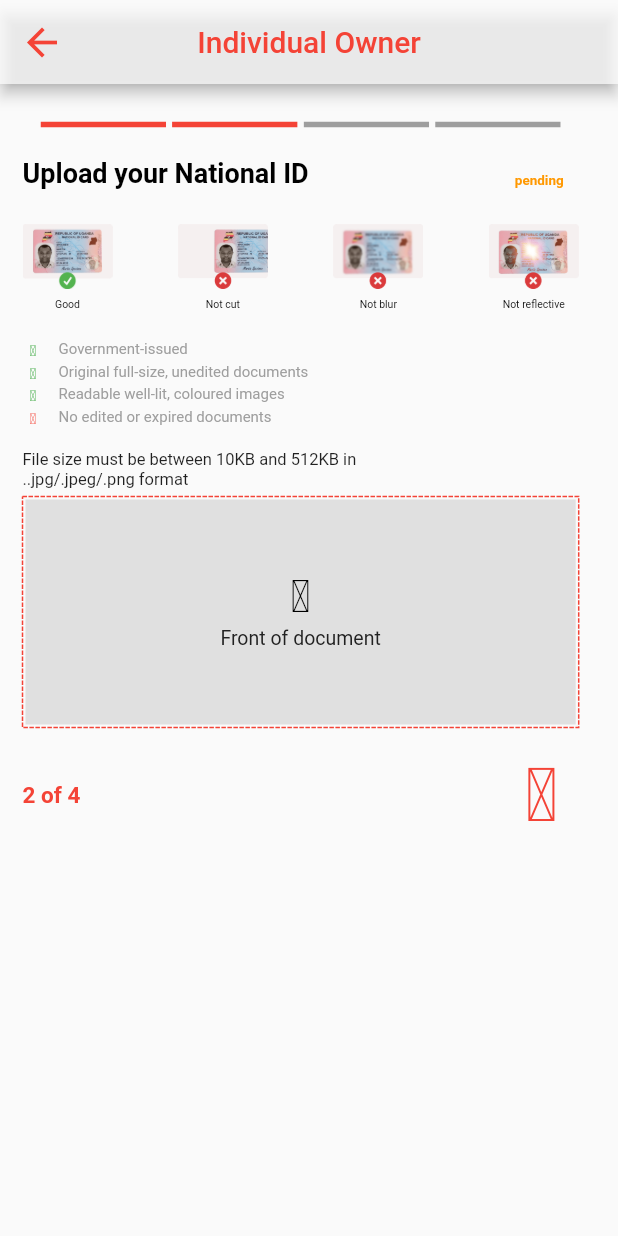
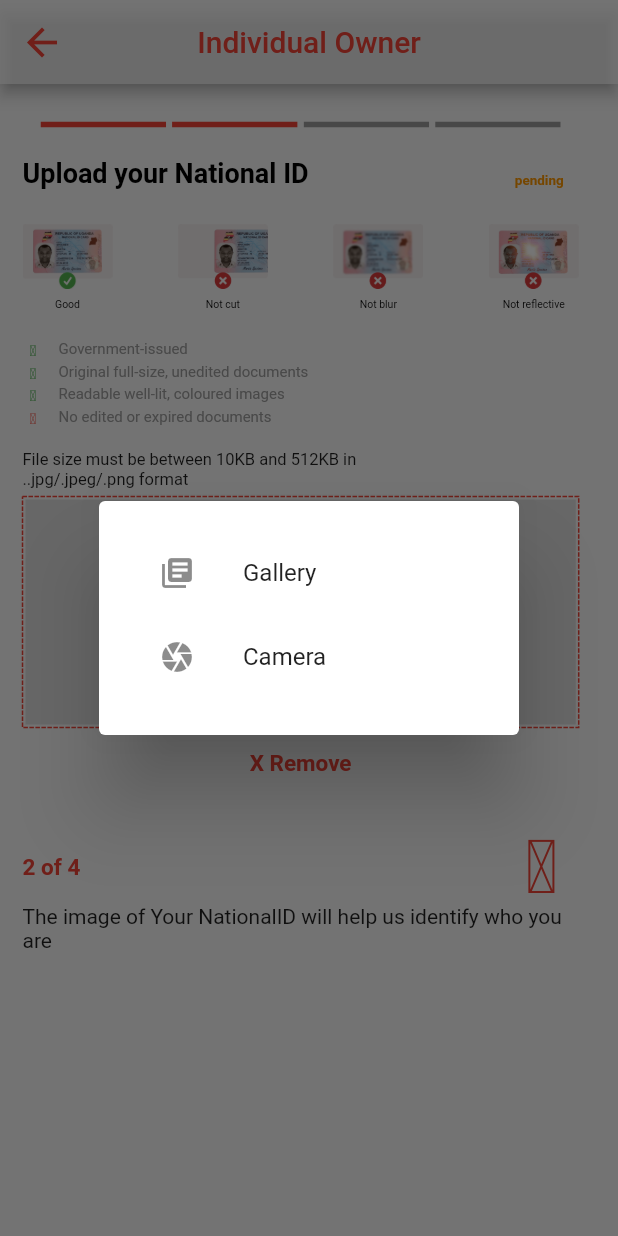
Before and after one commit to wampet/CHAPCHAP-KYC-frontend, a Flutter app: the National_id screen opened by its route, after a tap on "Front of document", on a phone screen of 412 x 824 dp. Run offline on Flutter 3.47's test engine with Material 2 defaults, Android fonts, the phone set to English and light mode, and no system bars; drawn by our look-alikes of dotted_border, step_progress_indicator; our stand-ins replace image_picker, material_design_icons_flutter, permission_handler, sizer; project files that could hold a hidden picture were left out.

Commit message:
Added Updated KYC Description

```diff
--- a/lib/pages/business_location.dart
+++ b/lib/pages/business_location.dart
@@ -129,7 +129,7 @@ class _BusinessLocationState extends State<BusinessLocation> {
               Container(
                 // margin: const EdgeInsets.fromLTRB(20, 60, 20, 50),
                 child: const Text(
-                  'Your upload will help us to know your location and to serve you better.',
+                  'The Image of your Shop will help us identify where your shop is located',
                   style: TextStyle(color: Colors.black, fontSize: 17),
                 ),
               ),
--- a/lib/pages/individual_lcletter.dart
+++ b/lib/pages/individual_lcletter.dart
@@ -107,7 +107,7 @@ class _IndividualLCletterState extends State<IndividualLCletter> {
                         ))),
                 Container(
                   child: Text(
-                      'Your upload will help us to serve to \nconfirm your identity',
+                      'The Image of your LC1 Letter will let us know if the LC Approved of your Business',
                       style: TextStyle(
                         color: Colors.black,
                         fontSize: 17,
--- a/lib/pages/individual_location.dart
+++ b/lib/pages/individual_location.dart
@@ -105,7 +105,7 @@ class _IndividualLocationState extends State<IndividualLocation> {
                           ))),
                 Container(
                     child: Text(
-                        'Your upload will help us to serve to \nconfirm your identity',
+                        'The Image of your Shop will help us identify where your shop is located',
                         style: TextStyle(
                           color: Colors.black,
                           fontSize: 17,
--- a/lib/pages/individual_nationalid.dart
+++ b/lib/pages/individual_nationalid.dart
@@ -7,10 +7,30 @@ import 'package:flutter/rendering.dart';
 import 'package:dotted_border/dotted_border.dart';
 import 'package:sizer/sizer.dart';
 import 'package:step_progress_indicator/step_progress_indicator.dart';
+import 'dart:io';
+import 'package:permission_handler/permission_handler.dart';
+import 'package:image_picker/image_picker.dart';
 
-class National_id extends StatelessWidget {
+class National_id extends StatefulWidget {
   const National_id({Key? key}) : super(key: key);
 
+  @override
+  State<National_id> createState() => _National_idState();
+}
+
+class _National_idState extends  State<National_id> {
+
+
+  File? _image;
+  final ImagePicker _picker = ImagePicker();
+  Future<void> getImage() async {
+    final image = await _picker.pickImage(source: ImageSource.camera);
+
+    if (image != null) {
+      setState(() => _image = File(image.path));
+    }
+    Navigator.pop(context);
+  }
   @override
   Widget build(BuildContext context) {
     return Sizer(builder: (context, orientation, deviceType) {
@@ -224,8 +244,8 @@ class National_id extends StatelessWidget {
                       color: Colors.grey[300],
                       padding: const EdgeInsets.fromLTRB(80, 50, 80, 50),
                       //This is where the camera implementaion will take place from
-                      child: InkWell(
-                        onTap: () {},
+                      child:_image==null? InkWell(
+                        onTap: openCamera,
                         child: Align(
                             alignment: Alignment.center,
                             child: Column(
@@ -244,9 +264,23 @@ class National_id extends StatelessWidget {
                                             color: Colors.grey[900]))),
                               ],
                             )),
+                      ):Container(
+                        height: 70,
+                        width:180,
+                         child: Image.file(_image!,fit: BoxFit.cover,height: 90,
+                  width: 170
+                  )
                       ),
                     ),
                   ),
+                  TextButton(
+                      onPressed: RemoveImage,
+                      child: Text('X Remove',
+                          style: TextStyle(
+                            color: Colors.red,
+                            fontSize: 15,
+                            fontWeight: FontWeight.bold,
+                          )))
                 ],
               ),
               Container(
@@ -280,10 +314,65 @@ class National_id extends StatelessWidget {
                   ],
                 ),
               ),
+              Text('The image of Your NationalID will help us identify who you are')
             ],
           ),
         ),
       );
     });
   }
+  Future<void> openCamera() async {
+    var CameraStatus = await Permission.camera;
+    var GalleryStatus = await Permission.storage;
+    //print(CameraStatus);
+    //print(GalleryStatus);
+
+    if (CameraStatus.isGranted != true) {
+      await Permission.camera.request();
+    }
+    if (GalleryStatus.isGranted != true) {
+      Permission.storage.request();
+    }
+    if (await Permission.camera.isGranted) {
+      if (await Permission.storage.isGranted) {
+        ShowPicker(context);
+      }
+    }
+  }
+
+  Future<void> galleryImage() async {
+    final image = await _picker.pickImage(source: ImageSource.gallery);
+    if (image != null) {
+      setState(() => _image = File(image.path));
+    }
+    Navigator.pop(context);
+  }
+
+  void RemoveImage() {
+    setState(() {
+      _image = null;
+    });
+  }
+
+  void ShowPicker(content) {
+    showDialog(
+        context: context,
+        builder: (BuildContext bc) {
+          return AlertDialog(
+            content: Column(
+              mainAxisSize: MainAxisSize.min,
+              children: [
+                ListTile(
+                    leading: Icon(Icons.library_books),
+                    title: Text('Gallery'),
+                    onTap: galleryImage),
+                ListTile(
+                    leading: Icon(Icons.camera),
+                    title: Text('Camera'),
+                    onTap: getImage)
+              ],
+            ),
+          );
+        });
 }
+}
--- a/lib/pages/individual_selfie.dart
+++ b/lib/pages/individual_selfie.dart
@@ -199,7 +199,7 @@ class _SelfieUploadState extends State<SelfieUpload> {
                   Container(
                     margin: const EdgeInsets.fromLTRB(20, 60, 20, 50),
                     child: const Text(
-                      'Your selfie will help us to confirm your identity and to serve you better.',
+                      'Your Image will help us identify who you are',
                       style: TextStyle(color: Colors.black, fontSize: 16),
                     ),
                   ),
--- a/lib/pages/lc1_letter.dart
+++ b/lib/pages/lc1_letter.dart
@@ -109,7 +109,7 @@ class _LcLetterState extends State<LcLetter> {
 
                 Container(
                     child: Text(
-                        'Your upload will help us to serve to \nconfirm your identity',
+                        'The Image of your LC1 Letter will let us know if the LC Approved of your Business',
                         style: TextStyle(
                           color: Colors.black,
                           fontSize: 17,
--- a/lib/pages/registered_nationalid.dart
+++ b/lib/pages/registered_nationalid.dart
@@ -164,7 +164,7 @@ class RegisteredNationalID extends StatelessWidget {
 
               ],
             ),
-
+            Text('The image of Your NationalID will help us identify who you are')
           ],
         ),
       ),
--- a/lib/pages/upload_certificate.dart
+++ b/lib/pages/upload_certificate.dart
@@ -109,7 +109,7 @@ class _BusinessCertificateState extends State<BusinessCertificate> {
 
                 Container(
                     child: Text(
-                        'Your upload will help us to serve to \nconfirm your identity',
+                        'The Image of your certificate will help us confirm the validality of your Business',
                         style: TextStyle(
                           color: Colors.black,
                           fontSize: 17,
--- a/lib/pages/upload_selfie.dart
+++ b/lib/pages/upload_selfie.dart
@@ -168,7 +168,7 @@ class _BusinessSelfieState extends State<BusinessSelfie> {
 
                 Container(
                     child: Text(
-                        'Your upload will help us to serve to \nconfirm your identity',
+                        'Your Image will help us identify who you are',
                         style: TextStyle(
                           color: Colors.black,
                           fontSize: 17,
```
